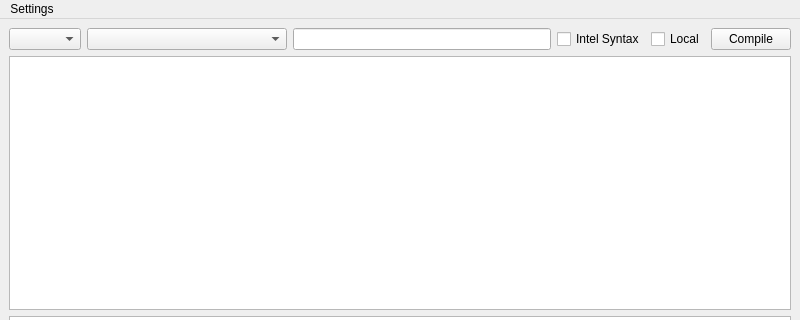
The window that mainwindow.ui (Waqar144/QCompilerExplorer) describes before a commit, drawn with Qt 5; both pictures show x 0 to 800 and y 0 to 320 of the 800 by 600 pixel window.
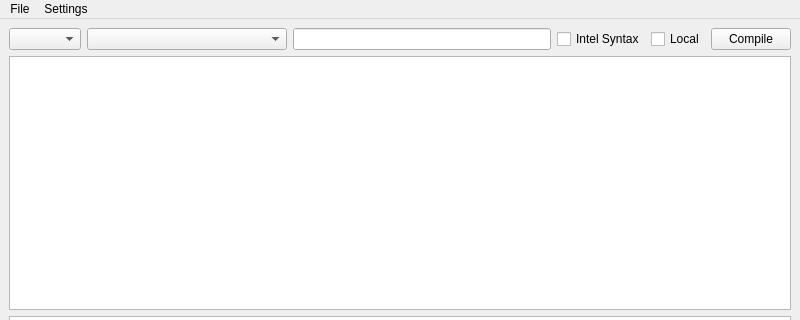
The same window after the commit. Custom widgets are drawn as their Qt base class.

Commit message: Add option to save asm / code

What changed in the file:
```diff
--- a/mainwindow.ui
+++ b/mainwindow.ui
@@ -95,6 +95,15 @@
     </property>
     <addaction name="actionSettings"/>
    </widget>
+   <widget class="QMenu" name="menuFile">
+    <property name="title">
+     <string>File</string>
+    </property>
+    <addaction name="separator"/>
+    <addaction name="actionSave_asm_to_file"/>
+    <addaction name="actionSave_code_to_file"/>
+   </widget>
+   <addaction name="menuFile"/>
    <addaction name="menuSettings"/>
   </widget>
   <widget class="QStatusBar" name="statusbar"/>
```
Left out of the diff: 10 changed lines with no effect on the pictures. The commit also changes 2 other files.
